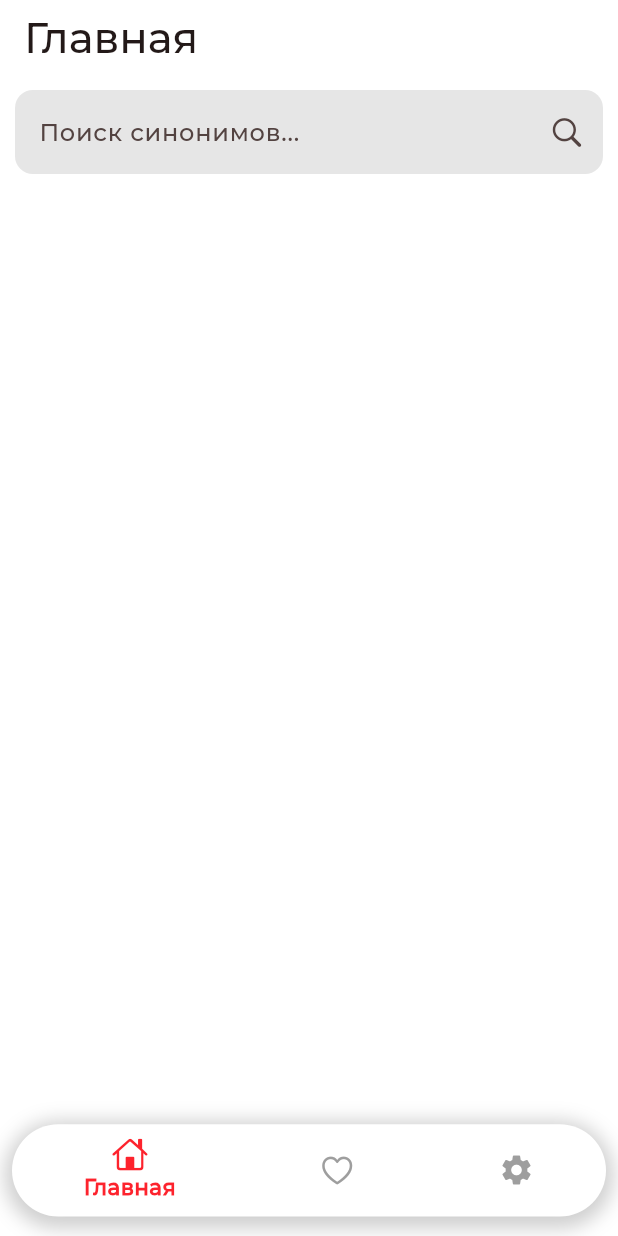
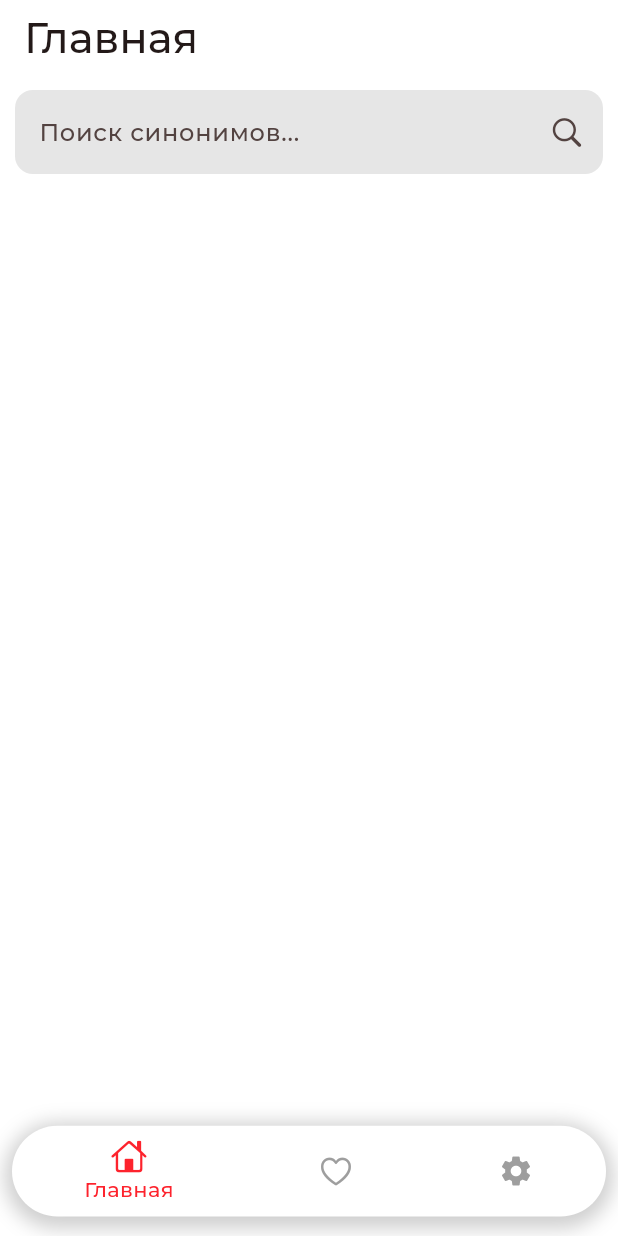
Before and after one commit to Rau0303/wordly, a Flutter app: the screen it shows after launch, on a phone screen of 412 x 824 dp. Run offline on Flutter 3.47's test engine with Material 3 defaults, Android fonts, the phone set to English and light mode, and no system bars; our stand-ins replace auto_route.

```diff
--- a/lib/features/main/view/main_screen.dart
+++ b/lib/features/main/view/main_screen.dart
@@ -17,11 +17,7 @@ class MainScreenState extends State<MainScreen> {
   Widget build(BuildContext context) {
     return AutoTabsRouter(
       homeIndex: 2,
-      routes: const [
-        HomeRoute(),
-        FavoritesRoute(),
-        SettingsRoute()
-      ],
+      routes: const [HomeRoute(), FavoritesRoute(), SettingsRoute()],
       builder: (context, child) {
         final tabsRouter = AutoTabsRouter.of(context);
         return Scaffold(
@@ -33,7 +29,7 @@ class MainScreenState extends State<MainScreen> {
             child: CustomBottomNavigationBar(
               icons: _getIcons(tabsRouter.activeIndex),
               labels: _getLabels(tabsRouter.activeIndex),
-              currentIndex: _getBottomNavIndex(tabsRouter.activeIndex),
+              currentIndex: tabsRouter.activeIndex,
               onTap: (index) => _handleBottomNavTap(index, tabsRouter),
             ),
           ),
@@ -50,15 +46,7 @@ class MainScreenState extends State<MainScreen> {
     return ['Главная', 'Избранное', 'Настройки'];
   }
 
-  int _getBottomNavIndex(int activeIndex) {
-    // Преобразуем индекс AutoTabsRouter в индекс BottomNavigationBar
-    if (activeIndex == 3) return 2; // ShopsRoute -> индекс 2 в BottomNavBar
-    if (activeIndex == 4) return 3; // AdditionalRoute -> индекс 3
-    return activeIndex;
-  }
-
   void _handleBottomNavTap(int index, TabsRouter tabsRouter) {
-    // Преобразуем индекс BottomNavigationBar в индекс AutoTabsRouter
     int newActiveIndex;
     switch (index) {
       case 0:
@@ -68,11 +56,7 @@ class MainScreenState extends State<MainScreen> {
         newActiveIndex = 1;
         break;
       case 2:
-        // Переключаем между Map (2) и Shops (3)
-        newActiveIndex = tabsRouter.activeIndex == 2 ? 3 : 2;
-        break;
-      case 3:
-        newActiveIndex = 4;
+        newActiveIndex = 2;
         break;
       default:
         newActiveIndex = index;
@@ -97,22 +81,15 @@ class CustomBottomNavigationBar extends StatelessWidget {
 
   @override
   Widget build(BuildContext context) {
-    final screenWidth = MediaQuery.of(context).size.width;
-
-    final labelFontSize = screenWidth * 0.035;
+    final size = MediaQuery.of(context).size;
     final theme = Theme.of(context);
     final isDarkTheme = theme.brightness == Brightness.dark;
-
     return Padding(
       padding: const EdgeInsets.only(bottom: 5),
       child: Container(
         decoration: BoxDecoration(
-          color: isDarkTheme
-              ? AppColors.darkGray
-              : Colors.white, // Background color
-          borderRadius: BorderRadius.circular(
-            screenWidth * 0.1,
-          ), // Border radius depends on screen width
+          color: isDarkTheme ? AppColors.darkGray : Colors.white,
+          borderRadius: BorderRadius.circular(size.width * 0.1),
           boxShadow: [
             BoxShadow(
               color: isDarkTheme
@@ -128,20 +105,15 @@ class CustomBottomNavigationBar extends StatelessWidget {
           mainAxisAlignment: MainAxisAlignment.spaceAround,
           children: List.generate(icons.length, (index) {
             final isSelected = currentIndex == index;
-
             return GestureDetector(
-              onTap: () {
-                onTap(index); // Вызываем внешний обработчик onTap
-              },
+              onTap:() {onTap(index);},
               child: Container(
                 padding: EdgeInsets.symmetric(
-                  horizontal: screenWidth * 0.03,
-                  vertical: screenWidth * 0.02,
+                  horizontal: size.width * 0.03,
+                  vertical: size.height * 0.01,
                 ),
                 decoration: BoxDecoration(
-                  borderRadius: BorderRadius.circular(
-                    screenWidth * 0.05,
-                  ), // Радиус углов зависит от ширины экрана
+                  borderRadius: BorderRadius.circular(size.width * 0.05),
                 ),
                 child: Column(
                   mainAxisSize: MainAxisSize.min,
@@ -150,13 +122,12 @@ class CustomBottomNavigationBar extends StatelessWidget {
                       icons[index],
                       color: isSelected ? theme.primaryColor : Colors.grey,
                     ),
-                    if (isSelected) // Показываем текст только для выбранного индекса
+                    if (isSelected)
                       Text(
                         labels[index],
-                        style: TextStyle(
+                        style: theme.textTheme.bodyMedium?.copyWith(
                           color: theme.primaryColor,
-                          fontWeight: FontWeight.bold,
-                          fontSize: labelFontSize,
+                          fontWeight: FontWeight.w600,
                         ),
                       ),
                   ],
```
